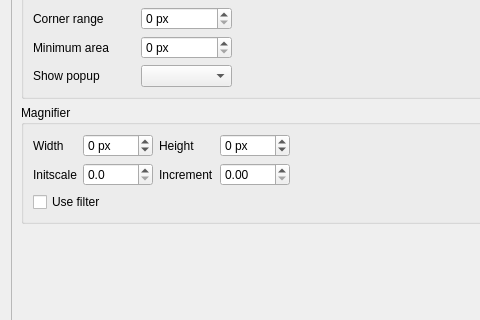
The window that src/behaviour.ui (labwc/labwc-tweaks) describes before a commit, drawn with Qt 5; both pictures show x 0 to 480 and y 474 to 794 of the 790 by 1051 pixel window.
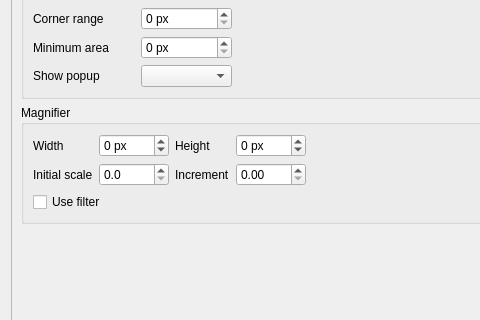
The same window after the commit.

The edit to the form file:
```diff
--- a/src/behaviour.ui
+++ b/src/behaviour.ui
@@ -521,7 +521,7 @@
           <item row="1" column="0">
            <widget class="QLabel" name="label_3">
             <property name="text">
-             <string>Initscale</string>
+             <string>Initial scale</string>
             </property>
            </widget>
           </item>
```
